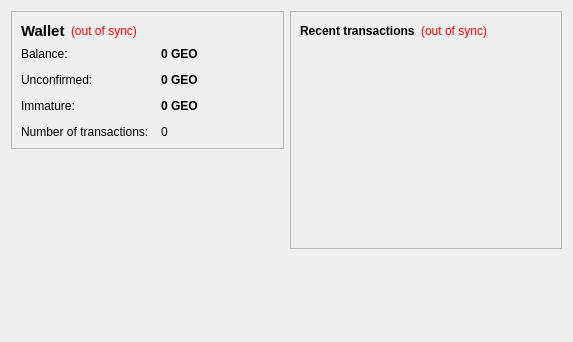
Old version of the form src/qt/forms/overviewpage.ui in the repository StadiCoin/stadicoin.
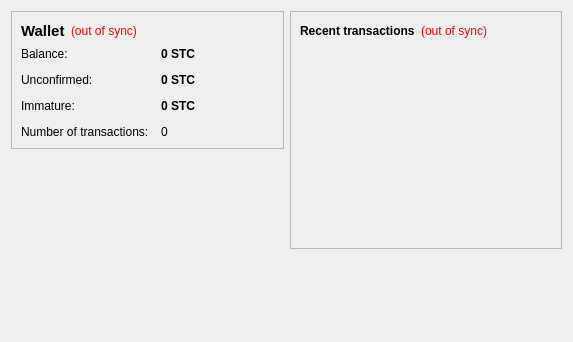
New version of the form.

Diff of the .ui file:
```diff
--- a/src/qt/forms/overviewpage.ui
+++ b/src/qt/forms/overviewpage.ui
@@ -105,7 +105,7 @@
              <string>Your current balance</string>
             </property>
             <property name="text">
-             <string notr="true">0 GEO</string>
+             <string notr="true">0 STC</string>
             </property>
             <property name="textInteractionFlags">
              <set>Qt::LinksAccessibleByMouse|Qt::TextSelectableByKeyboard|Qt::TextSelectableByMouse</set>
@@ -134,7 +134,7 @@
              <string>Total of transactions that have yet to be confirmed, and do not yet count toward the current balance</string>
             </property>
             <property name="text">
-             <string notr="true">0 GEO</string>
+             <string notr="true">0 STC</string>
             </property>
             <property name="textInteractionFlags">
              <set>Qt::LinksAccessibleByMouse|Qt::TextSelectableByKeyboard|Qt::TextSelectableByMouse</set>
@@ -177,7 +177,7 @@
              <string>Mined balance that has not yet matured</string>
             </property>
             <property name="text">
-             <string notr="true">0 GEO</string>
+             <string notr="true">0 STC</string>
             </property>
             <property name="textInteractionFlags">
              <set>Qt::LinksAccessibleByMouse|Qt::TextSelectableByKeyboard|Qt::TextSelectableByMouse</set>
```
Left out of the diff: 4 changed lines with no effect on the pictures.
